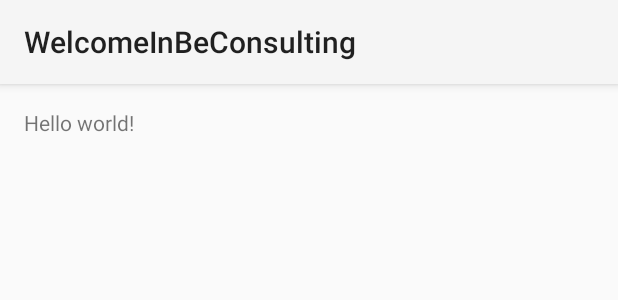
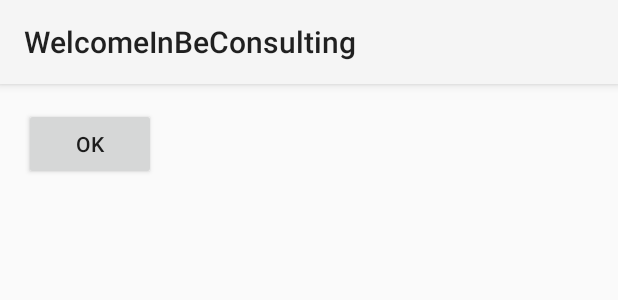
Before and after one commit to MarionH68/WelcomeInBeConsulting, an Android app: the layout activity_main.xml on its own in the app's theme, with its tools: preview values and no code run, on a phone screen of 412 x 824 dp. Shown: the top 300 px of the screen. Run offline under Robolectric (Android 15) with nearby library versions, the phone set to English and light mode, and no system bars.

Commit message:
just test with buttonOk

```diff
--- a/app/src/main/res/layout/activity_main.xml
+++ b/app/src/main/res/layout/activity_main.xml
@@ -5,7 +5,20 @@
     android:paddingTop="@dimen/activity_vertical_margin"
     android:paddingBottom="@dimen/activity_vertical_margin" tools:context=".MainActivity">
 
-    <TextView android:text="@string/hello_world" android:layout_width="wrap_content"
-        android:layout_height="wrap_content" />
+    <Button
+        android:layout_width="wrap_content"
+        android:layout_height="wrap_content"
+        android:text="OK"
+        android:id="@+id/button1"
+        android:layout_alignParentStart="true"
+        android:onClick="cliqueOK" />
+
+    <Gallery
+        android:layout_width="wrap_content"
+        android:layout_height="wrap_content"
+        android:id="@+id/gallery"
+        android:layout_alignParentTop="true"
+        android:layout_alignParentEnd="true"
+        android:layout_marginEnd="106dp" />
 
 </RelativeLayout>
```
Also changed, not shown: app/src/main/java/pramltard/fr/welcomeinbeconsulting/MainActivity.java (+18 -0 lines), 1 other file.
